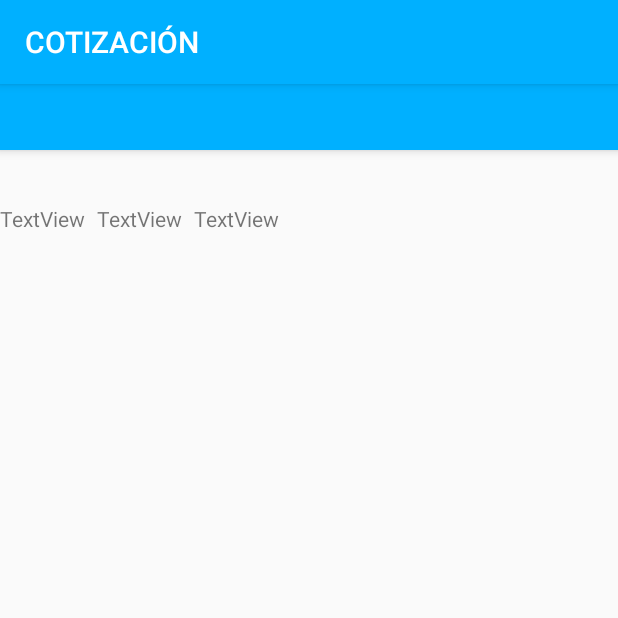
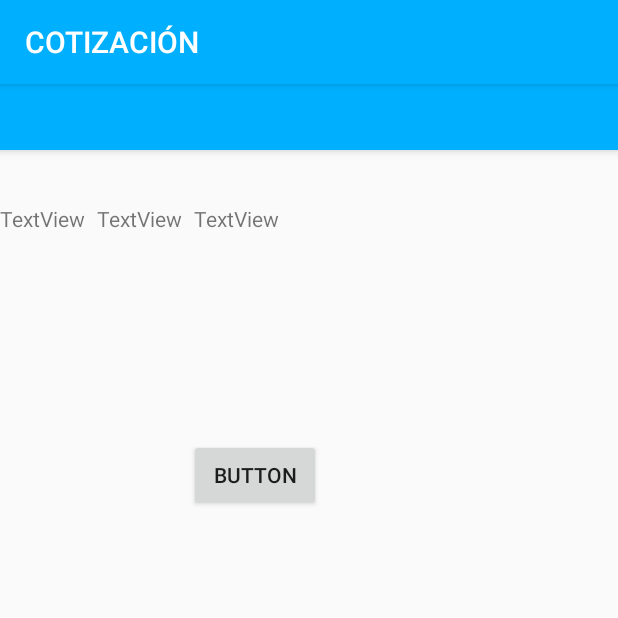
Before and after one commit to hadouken89/HolaMundo, an Android app: the MonedaNotification screen opened directly, with no data from a screen before it, on a phone screen of 412 x 824 dp, the top half of it. Run offline under Robolectric (Android 15) with nearby library versions, the phone set to English and light mode, and no system bars; network calls fail; 1 statement that could not run was skipped.

Commit message:
agrego boton aceptar para probar el service

```diff
--- a/app/src/main/res/layout/activity_moneda_notification.xml
+++ b/app/src/main/res/layout/activity_moneda_notification.xml
@@ -53,4 +53,21 @@
         app:layout_constraintStart_toEndOf="@+id/textViewVenta"
         app:layout_constraintTop_toTopOf="@+id/guideline9" />
 
+    <Button
+        android:id="@+id/btnAceptar"
+        android:layout_width="wrap_content"
+        android:layout_height="wrap_content"
+        android:layout_marginStart="8dp"
+        android:layout_marginTop="8dp"
+        android:layout_marginEnd="8dp"
+        android:layout_marginBottom="8dp"
+        android:text="Button"
+        app:layout_constraintBottom_toBottomOf="parent"
+        app:layout_constraintEnd_toEndOf="parent"
+        app:layout_constraintHorizontal_bias="0.384"
+        app:layout_constraintStart_toStartOf="parent"
+        app:layout_constraintTop_toBottomOf="@+id/tabLayout"
+        app:layout_constraintVertical_bias="0.28" />
+
+
 </android.support.constraint.ConstraintLayout>
```
